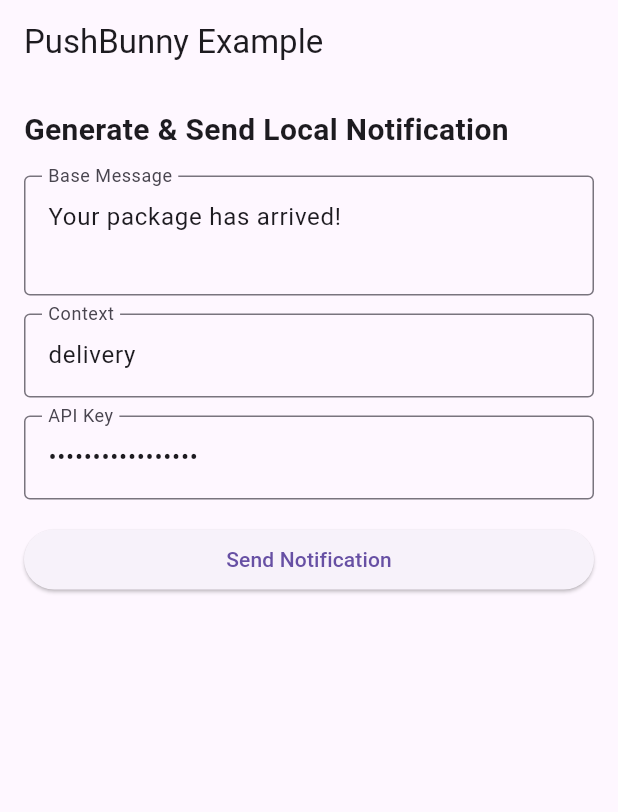
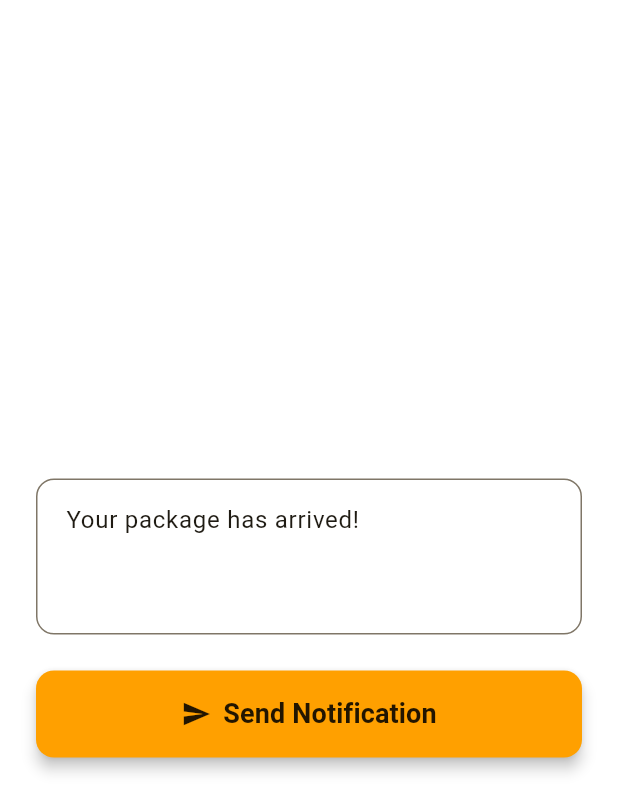
Before and after one commit to InventiveOtters/PushBunny, a Flutter app: the screen it shows after launch, on a phone screen of 412 x 824 dp. Shown: the top 812 px of the screen. Run offline on Flutter 3.47's test engine with Material 3 defaults, Android fonts, the phone set to English and light mode, and no system bars; our stand-ins replace flutter_local_notifications, shared_preferences.

Commit message:
Split the flutter example main screen into view & view model.

```diff
--- a/fluttersdk/example/lib/main.dart
+++ b/fluttersdk/example/lib/main.dart
@@ -1,203 +1,23 @@
 import 'package:flutter/material.dart';
-import 'package:fluttersdk/fluttersdk.dart';
-import 'services/notification_service.dart';
-import 'services/notification_storage_service.dart';
+import 'notification_screen.dart';
 
 void main() {
   runApp(const MyApp());
 }
 
-class MyApp extends StatefulWidget {
+class MyApp extends StatelessWidget {
   const MyApp({super.key});
-
-  @override
-  State<MyApp> createState() => _MyAppState();
-}
-
-class _MyAppState extends State<MyApp> {
-  final _client = PushBunnyClient();
-  final _notificationService = NotificationService();
-  final _storageService = NotificationStorageService.instance;
-  final _baseMessageController = TextEditingController(
-    text: 'Your package has arrived!',
-  );
-  final _contextController = TextEditingController(text: 'delivery');
-  final _apiKeyController = TextEditingController(text: 'your-api-key-here');
-
-  String _result = '';
-  bool _isLoading = false;
-
-  @override
-  void initState() {
-    super.initState();
-    _initializeNotifications();
-  }
-
-  Future<void> _initializeNotifications() async {
-    await _notificationService.initialize(
-      onNotificationTapped: _handleNotificationTap,
-    );
-    await _notificationService.requestPermissions();
-    await _storageService.initialize();
-  }
-
-  Future<void> _handleNotificationTap(String? payload) async {
-    if (payload == null) return;
-
-    final variantId = await _storageService.getVariantId(payload);
-    if (variantId == null) return;
-
-    try {
-      await _client.recordMetric(
-        PushBunnyMetricRequest(variantId: variantId, eventType: 'clicked'),
-      );
-      print('Recorded "clicked" metric for variant: $variantId');
-    } on PushBunnyException catch (e) {
-      print('Failed to record clicked metric: ${e.message}');
-    }
-  }
-
-  @override
-  void dispose() {
-    _baseMessageController.dispose();
-    _contextController.dispose();
-    _apiKeyController.dispose();
-    super.dispose();
-  }
-
-  Future<void> _generateNotification() async {
-    setState(() {
-      _isLoading = true;
-      _result = '';
-    });
-
-    try {
-      final request = PushBunnyNotificationRequest(
-        baseMessage: _baseMessageController.text,
-        context: _contextController.text,
-        apiKey: _apiKeyController.text,
-        locale: 'en-US',
-      );
-
-      final response = await _client.generateNotification(request);
-
-      await _storageService.saveNotification(
-        resolvedMessage: response.resolvedMessage,
-        variantId: response.variantId,
-      );
-
-      await _notificationService.showNotification(
-        title: 'PushBunny',
-        body: response.resolvedMessage,
-        payload: response.resolvedMessage,
-      );
-
-      try {
-        await _client.recordMetric(
-          PushBunnyMetricRequest(
-            variantId: response.variantId,
-            eventType: 'sent',
-          ),
-        );
-        print('Recorded "sent" metric for variant: ${response.variantId}');
-      } on PushBunnyException catch (e) {
-        print('Failed to record sent metric: ${e.message}');
-      }
-
-      setState(() {
-        _result =
-            'Success!\n\n'
-            'Notification Sent!\n\n'
-            'Optimized Message:\n${response.resolvedMessage}\n\n'
-            'Variant ID: ${response.variantId}';
-        _isLoading = false;
-      });
-    } on PushBunnyException catch (e) {
-      setState(() {
-        _result = 'Error: ${e.message}\nCode: ${e.code}';
-        _isLoading = false;
-      });
-    } catch (e) {
-      setState(() {
-        _result = 'Unexpected error: $e';
-        _isLoading = false;
-      });
-    }
-  }
 
   @override
   Widget build(BuildContext context) {
     return MaterialApp(
-      home: Scaffold(
-        appBar: AppBar(title: const Text('PushBunny Example')),
-        body: SingleChildScrollView(
-          padding: const EdgeInsets.all(16.0),
-          child: Column(
-            crossAxisAlignment: CrossAxisAlignment.stretch,
-            children: [
-              const Text(
-                'Generate & Send Local Notification',
-                style: TextStyle(fontSize: 20, fontWeight: FontWeight.bold),
-              ),
-              const SizedBox(height: 16),
-              TextField(
-                controller: _baseMessageController,
-                decoration: const InputDecoration(
-                  labelText: 'Base Message',
-                  border: OutlineInputBorder(),
-                ),
-                maxLines: 2,
-              ),
-              const SizedBox(height: 12),
-              TextField(
-                controller: _contextController,
-                decoration: const InputDecoration(
-                  labelText: 'Context',
-                  border: OutlineInputBorder(),
-                  hintText: 'e.g., delivery, messaging, social',
-                ),
-              ),
-              const SizedBox(height: 12),
-              TextField(
-                controller: _apiKeyController,
-                decoration: const InputDecoration(
-                  labelText: 'API Key',
-                  border: OutlineInputBorder(),
-                ),
-                obscureText: true,
-              ),
-              const SizedBox(height: 16),
-              ElevatedButton(
-                onPressed: _isLoading ? null : _generateNotification,
-                child: _isLoading
-                    ? const SizedBox(
-                        height: 20,
-                        width: 20,
-                        child: CircularProgressIndicator(strokeWidth: 2),
-                      )
-                    : const Text('Send Notification'),
-              ),
-              const SizedBox(height: 24),
-              if (_result.isNotEmpty)
-                Container(
-                  padding: const EdgeInsets.all(16),
-                  decoration: BoxDecoration(
-                    color: _result.startsWith('Success')
-                        ? Colors.green.shade50
-                        : Colors.red.shade50,
-                    borderRadius: BorderRadius.circular(8),
-                    border: Border.all(
-                      color: _result.startsWith('Success')
-                          ? Colors.green
-                          : Colors.red,
-                    ),
-                  ),
-                  child: Text(_result, style: const TextStyle(fontSize: 14)),
-                ),
-            ],
-          ),
-        ),
+      title: 'PushBunny',
+      theme: ThemeData(
+        colorScheme: ColorScheme.fromSeed(seedColor: Colors.amber),
+        useMaterial3: true,
       ),
+      home: const NotificationScreen(),
+      debugShowCheckedModeBanner: false,
     );
   }
 }
--- /dev/null
+++ b/fluttersdk/example/lib/notification_screen.dart
@@ -0,0 +1,144 @@
+import 'package:flutter/material.dart';
+import 'notification_viewmodel.dart';
+
+class NotificationScreen extends StatefulWidget {
+  const NotificationScreen({super.key});
+
+  @override
+  State<NotificationScreen> createState() => _NotificationScreenState();
+}
+
+class _NotificationScreenState extends State<NotificationScreen> {
+  final _viewModel = NotificationViewModel();
+  final _messageController = TextEditingController(
+    text: 'Your package has arrived!',
+  );
+
+  @override
+  void initState() {
+    super.initState();
+    _viewModel.initialize();
+    _viewModel.addListener(_onViewModelChanged);
+  }
+
+  @override
+  void dispose() {
+    _viewModel.removeListener(_onViewModelChanged);
+    _messageController.dispose();
+    _viewModel.dispose();
+    super.dispose();
+  }
+
+  void _onViewModelChanged() {
+    setState(() {});
+  }
+
+  @override
+  Widget build(BuildContext context) {
+    return Scaffold(
+      backgroundColor: Colors.white,
+      body: Center(
+        child: SingleChildScrollView(
+          padding: const EdgeInsets.all(24.0),
+          child: Column(
+            mainAxisAlignment: MainAxisAlignment.center,
+            crossAxisAlignment: CrossAxisAlignment.stretch,
+            children: [
+              TextField(
+                controller: _messageController,
+                decoration: InputDecoration(
+                  hintText: 'Enter your notification message...',
+                  border: OutlineInputBorder(
+                    borderRadius: BorderRadius.circular(12),
+                  ),
+                  focusedBorder: OutlineInputBorder(
+                    borderRadius: BorderRadius.circular(12),
+                    borderSide: BorderSide(color: Colors.amber[700]!, width: 2),
+                  ),
+                  contentPadding: const EdgeInsets.all(16),
+                ),
+                maxLines: 3,
+                style: const TextStyle(fontSize: 16),
+              ),
+              const SizedBox(height: 24),
+              ElevatedButton(
+                onPressed: _viewModel.isLoading
+                    ? null
+                    : () => _viewModel.generateNotification(
+                        _messageController.text,
+                      ),
+                style: ElevatedButton.styleFrom(
+                  backgroundColor: Colors.amber[700],
+                  foregroundColor: Colors.black87,
+                  padding: const EdgeInsets.symmetric(vertical: 16),
+                  shape: RoundedRectangleBorder(
+                    borderRadius: BorderRadius.circular(12),
+                  ),
+                  elevation: 4,
+                ),
+                child: _viewModel.isLoading
+                    ? const SizedBox(
+                        height: 24,
+                        width: 24,
+                        child: CircularProgressIndicator(
+                          strokeWidth: 2.5,
+                          valueColor: AlwaysStoppedAnimation<Color>(
+                            Colors.black87,
+                          ),
+                        ),
+                      )
+                    : const Row(
+                        mainAxisAlignment: MainAxisAlignment.center,
+                        children: [
+                          Icon(Icons.send, size: 20),
+                          SizedBox(width: 8),
+                          Text(
+                            'Send Notification',
+                            style: TextStyle(
+                              fontSize: 18,
+                              fontWeight: FontWeight.bold,
+                            ),
+                          ),
+                        ],
+                      ),
+              ),
+              if (_viewModel.result.isNotEmpty &&
+                  !_viewModel.result.startsWith('Success')) ...[
+                const SizedBox(height: 24),
+                Container(
+                  padding: const EdgeInsets.all(16),
+                  decoration: BoxDecoration(
+                    color: Colors.red.shade50,
+                    borderRadius: BorderRadius.circular(12),
+                    border: Border.all(color: Colors.red.shade300, width: 1),
+                  ),
+                  child: Row(
+                    crossAxisAlignment: CrossAxisAlignment.start,
+                    children: [
+                      Icon(
+                        Icons.error_outline,
+                        color: Colors.red.shade700,
+                        size: 24,
+                      ),
+                      const SizedBox(width: 12),
+                      Expanded(
+                        child: Text(
+                          _viewModel.result,
+                          style: TextStyle(
+                            fontSize: 14,
+                            color: Colors.red.shade900,
+                            height: 1.4,
+                          ),
+                        ),
+                      ),
+                    ],
+                  ),
+                ),
+              ],
+            ],
+          ),
+        ),
+      ),
+    );
+  }
+}
```
Also changed, not shown: fluttersdk/example/lib/notification_viewmodel.dart (added, +100 -0 lines), 1 other file.
